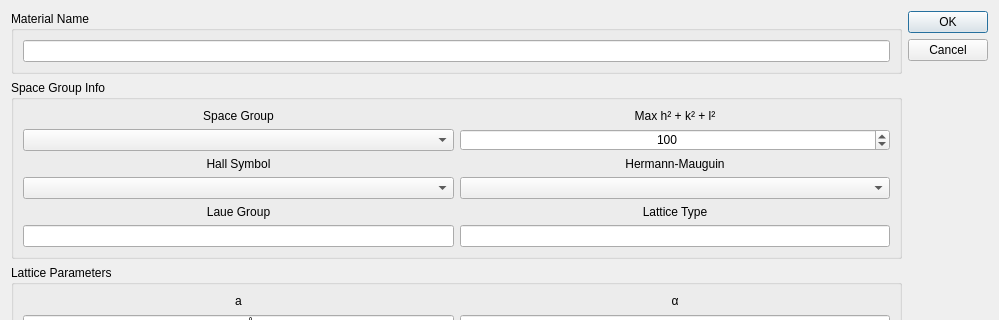
First picture: the form in hexrd/ui/resources/ui/add_material_dialog.ui, repository HEXRD/hexrdgui, before the edit; both pictures show x 0 to 999 and y 0 to 320 of the 999 by 508 pixel window.
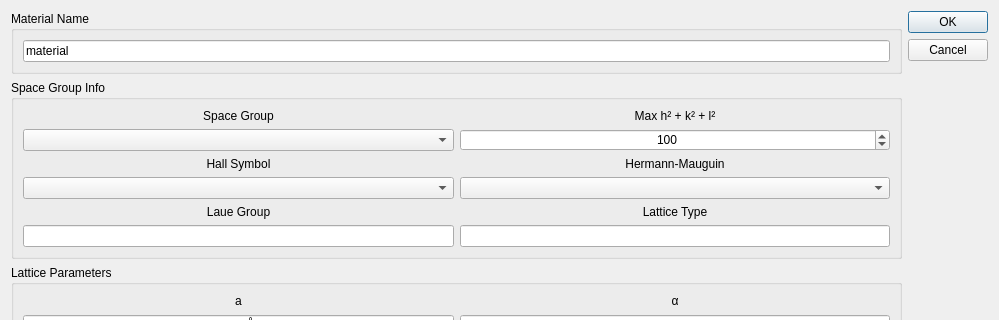
Second picture: the form after the edit.

Commit message:
Added ability to modify materials
Users can modify materials by renaming them and changing their
parameters (including their space group, max hkl, and lattice
parameters).

Also, when a user adds a material, it now pops up with a blocking
dialog. This was done to prevent a clash with the dialog for
modifying a material, where the accepted signal would be
intercepted.

```diff
--- a/hexrd/ui/resources/ui/add_material_dialog.ui
+++ b/hexrd/ui/resources/ui/add_material_dialog.ui
@@ -27,7 +27,11 @@
        </property>
        <layout class="QVBoxLayout" name="verticalLayout_2">
         <item>
-         <widget class="QLineEdit" name="material_name"/>
+         <widget class="QLineEdit" name="material_name">
+          <property name="text">
+           <string>material</string>
+          </property>
+         </widget>
         </item>
        </layout>
       </widget>
```
The commit also changes 3 other files.
